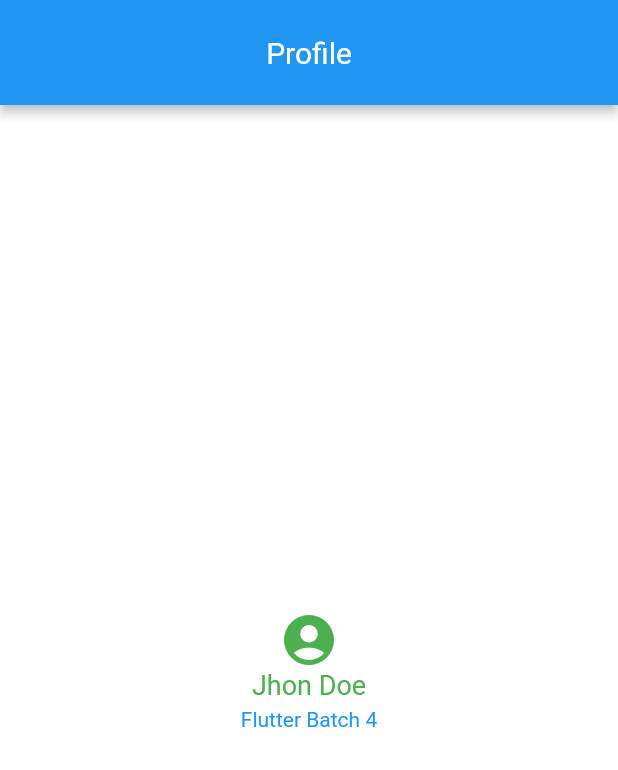
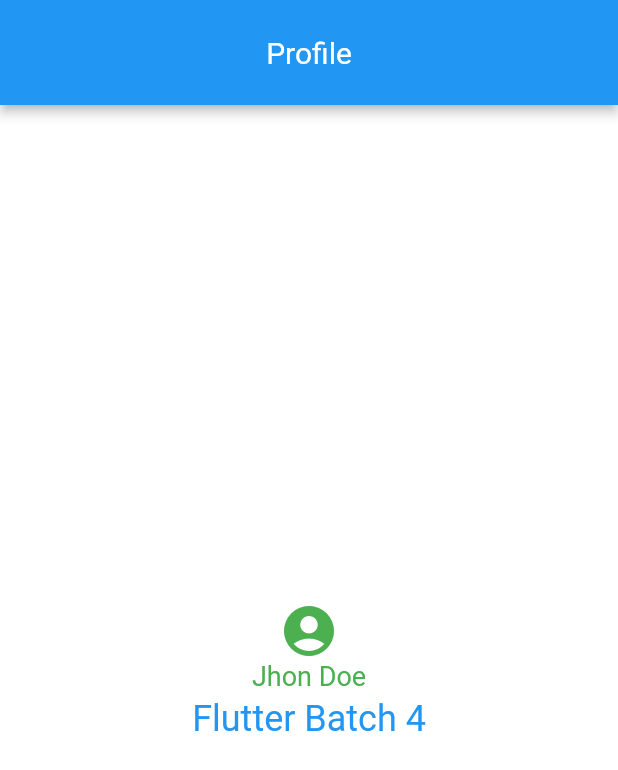
Before and after one commit to farhadcse7/farhadostad, a Flutter app: the screen it shows after launch, on a phone screen of 412 x 824 dp. Shown: the top 770 px of the screen. Run offline on Flutter 3.47's test engine with Material 2 defaults, Android fonts, the phone set to English and light mode, and no system bars.

```diff
--- a/lib/main.dart
+++ b/lib/main.dart
@@ -53,7 +53,7 @@ class HomeScreen extends StatelessWidget {
               'Flutter Batch 4',
               style: TextStyle(
                 color: Colors.blue,
-                fontSize: 14,
+                fontSize: 24,
               ),
             ),
           ],
```
